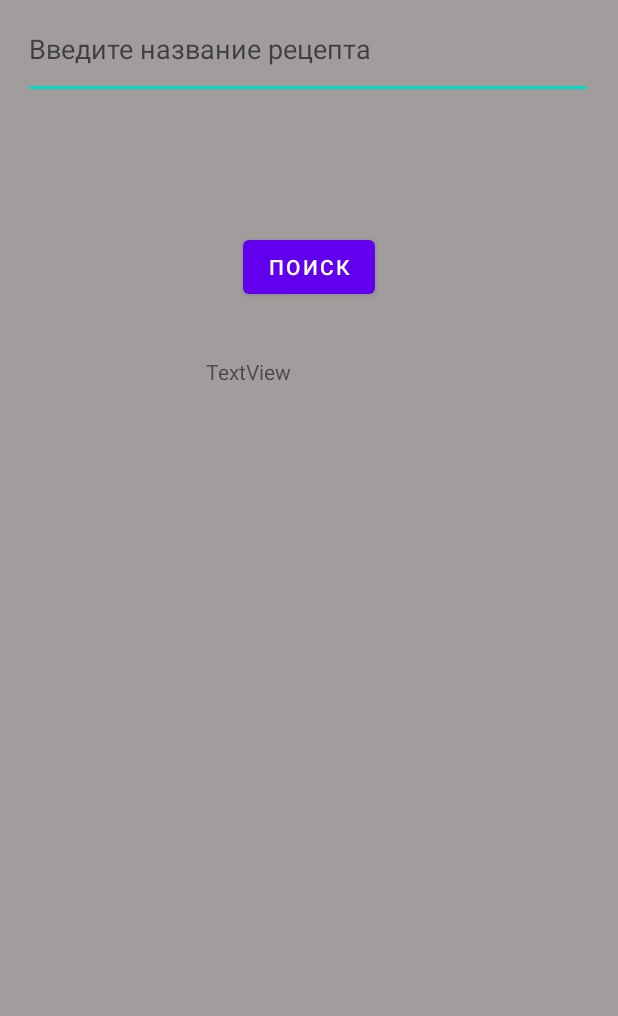
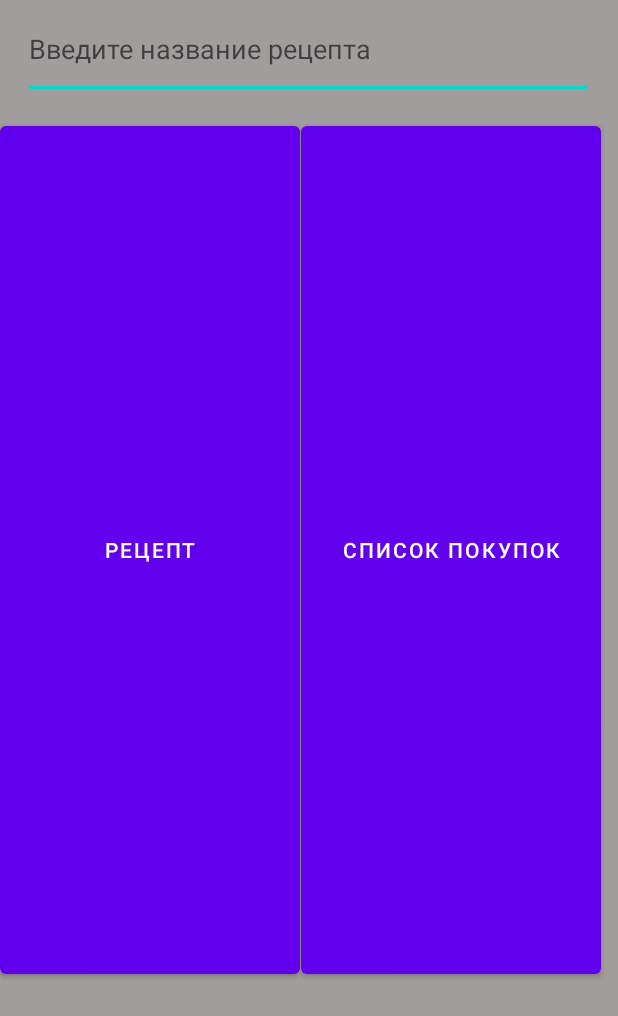
Before and after one commit to zin-ton/APP_1, an Android app: the screen it shows after launch (MainActivity), on a phone screen of 412 x 824 dp. Shown: the top 1016 px of the screen. Run offline under Robolectric (Android 15) with nearby library versions, the phone set to English and light mode, and no system bars.

Commit message:
UI scheme for the first page done

```diff
--- a/app/src/main/java/com/example/cookbook/MainActivity.java
+++ b/app/src/main/java/com/example/cookbook/MainActivity.java
@@ -1,17 +1,17 @@
 package com.example.cookbook;
+
+import android.os.Bundle;
+import android.view.KeyEvent;
+import android.view.View;
+import android.view.View.OnKeyListener;
+import android.widget.EditText;
+import android.widget.TextView;
 
 import androidx.appcompat.app.AppCompatActivity;
 
-import android.os.Bundle;
-import android.view.View;
-import android.widget.Button;
-import android.widget.EditText;
-import android.widget.TextView;
-
 public class MainActivity extends AppCompatActivity {
     EditText inputText;
-    Button search;
-    TextView textView;
+
 
 
     @Override
@@ -19,12 +19,13 @@ public class MainActivity extends AppCompatActivity {
         super.onCreate(savedInstanceState);
         setContentView(R.layout.activity_main);
         inputText = (EditText) findViewById(R.id.SearchText);
-        search = (Button) findViewById(R.id.button);
-        textView = (TextView) findViewById(R.id.textView2);
-        search.setOnClickListener(new View.OnClickListener() {
-            @Override
-            public void onClick(View view) {
-                textView.setText(inputText.getText());
+        inputText.setOnKeyListener(new OnKeyListener(){
+            public boolean onKey(View view, int keyCode, KeyEvent keyevent){
+                if((keyevent.getAction() == keyevent.ACTION_DOWN) && (keyCode == KeyEvent.KEYCODE_ENTER)){
+                    //set code for chatGPT api
+                    return true;
+                }
+                return false;
             }
         });
     }
--- a/app/src/main/res/layout/activity_main.xml
+++ b/app/src/main/res/layout/activity_main.xml
@@ -21,22 +21,27 @@
         app:layout_constraintTop_toTopOf="parent" />
 
     <Button
-        android:id="@+id/button"
-        android:layout_width="wrap_content"
-        android:layout_height="wrap_content"
-        android:layout_marginTop="88dp"
-        android:text="@string/Button_Hint"
+        android:id="@+id/shopListButton"
+        android:layout_width="200dp"
+        android:layout_height="577dp"
+        android:layout_marginTop="12dp"
+        android:text="@string/to_buy"
         app:layout_constraintEnd_toEndOf="parent"
+        app:layout_constraintHorizontal_bias="0.947"
         app:layout_constraintStart_toStartOf="parent"
         app:layout_constraintTop_toBottomOf="@+id/SearchText" />
 
-    <TextView
-        android:id="@+id/textView2"
-        android:layout_width="137dp"
-        android:layout_height="111dp"
-        android:layout_marginTop="36dp"
-        android:text="TextView"
-        app:layout_constraintEnd_toEndOf="parent"
+    <Button
+        android:id="@+id/receiptButton"
+        android:layout_width="200dp"
+        android:layout_height="wrap_content"
+        android:layout_marginTop="12dp"
+        android:layout_marginEnd="68dp"
+        android:height="577dp"
+        android:text="@string/Receipt"
+        app:layout_constraintEnd_toStartOf="@+id/shopListButton"
+        app:layout_constraintHorizontal_bias="0.0"
         app:layout_constraintStart_toStartOf="parent"
-        app:layout_constraintTop_toBottomOf="@+id/button" />
+        app:layout_constraintTop_toBottomOf="@+id/SearchText" />
+
 </androidx.constraintlayout.widget.ConstraintLayout>
--- a/app/src/main/res/values/strings.xml
+++ b/app/src/main/res/values/strings.xml
@@ -2,4 +2,6 @@
     <string name="app_name">cookbook</string>
     <string name="Seacrch_Bar_Hint">Введите название рецепта</string>
     <string name="Button_Hint">поиск</string>
+    <string name="Receipt">рецепт</string>
+    <string name="to_buy">список покупок</string>
 </resources>
```
